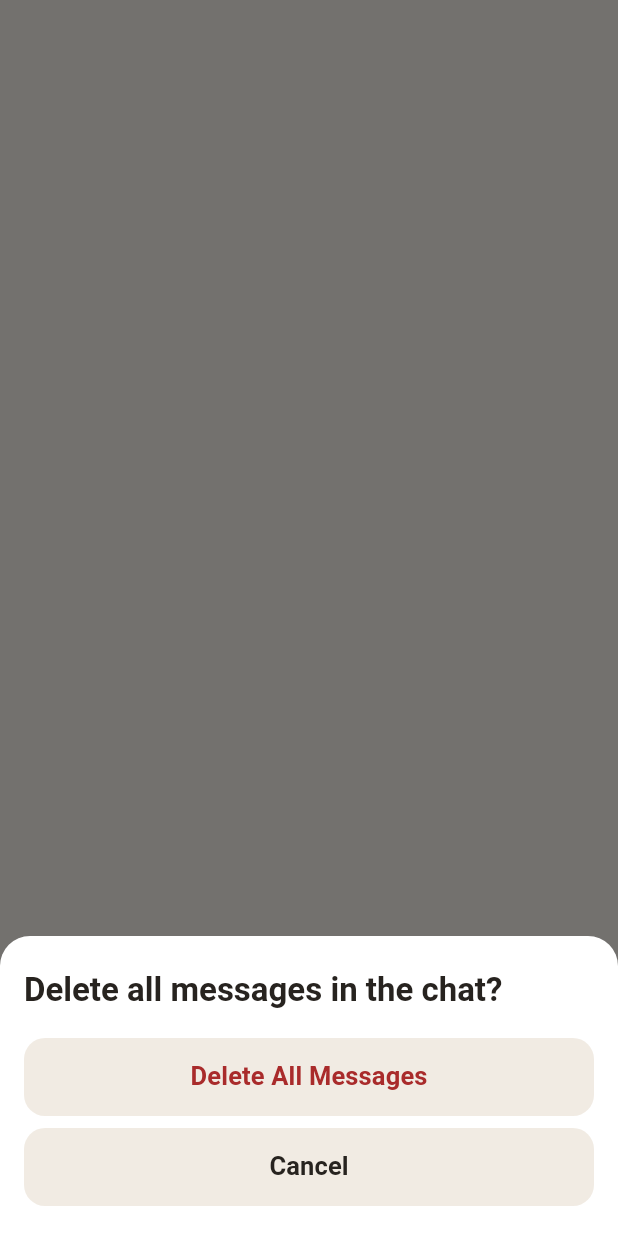
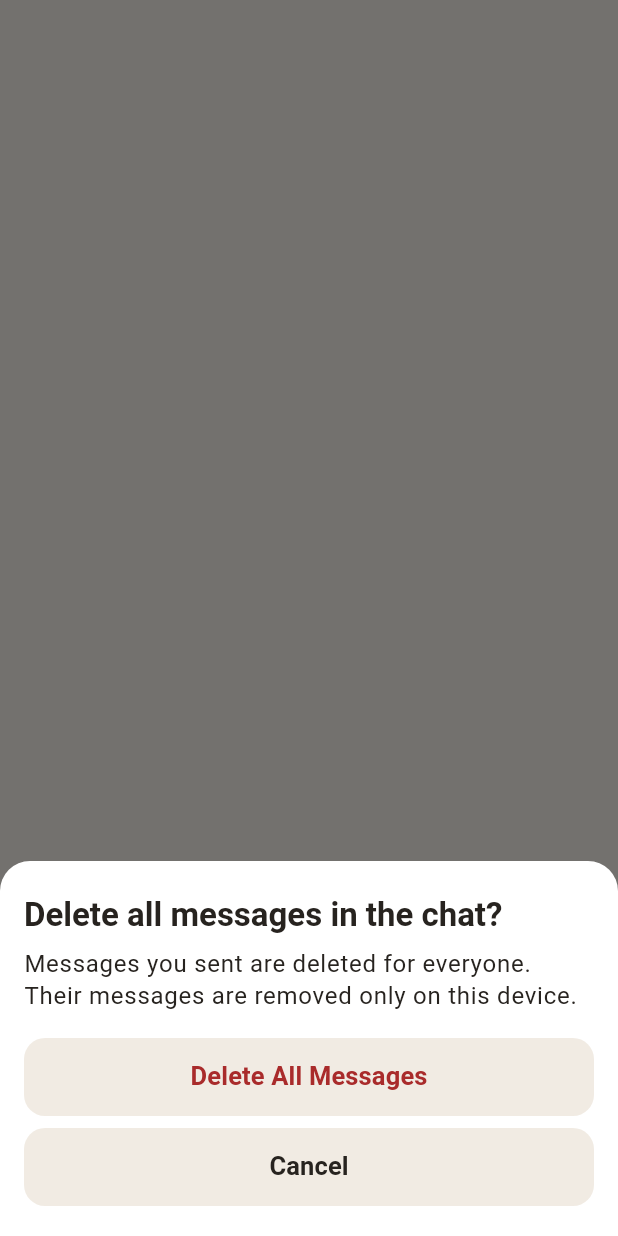
Before and after one commit to fireplacechat/mobile, a Flutter app: what showDeleteAllMessagesSheet() shows on an empty page, opened directly, on a phone screen of 412 x 824 dp. Run offline on Flutter 3.47's test engine with Material 3 defaults, Android fonts, the phone set to English and light mode, and no system bars; our stand-ins replace cloud_firestore, firebase_auth, firebase_core, firebase_messaging, flutter_riverpod, flutter_secure_storage and 1 more; missing offline and left inert: cryptography, firebase_app_check, mobile_scanner, pqcrypto; accounts and stored records are empty; statements that could not run were skipped.

Commit message:
Delete messages you sent when Delete All is used
Delete All cleared the chat on this device only, so the other person
kept every message. Messages you sent are now deleted for everyone.
Messages they sent stay on their devices.

Assisted-by: Grok

```diff
--- a/docs/reviews/signal-message-actions/render-sha256.csv
+++ b/docs/reviews/signal-message-actions/render-sha256.csv
@@ -1,7 +1,7 @@
 "Name","Hash"
 "dark-forward-message.png","E933F65115E6533BD383D53D67D57A8F9EE4E77838DF07E98025E5612924BAE3"
 "dark-message-actions-incoming.png","5AFED688CBAA78B1920FA28A850C23524125DBD1A6A2035B679863EB6A4E75F4"
-"dark-message-delete-all.png","E03E92A41FAECD3D314AF5757E56CD701EE08EE7478AECA228FE1FA69B7CBEB1"
+"dark-message-delete-all.png","A23EDF08FCA5D06D496E87C242D34D46F664ABE87840AA5BED50B1F3E8654524"
 "dark-message-delete-for-me.png","B3B60F9ED413A7A1E158F346851DC9D92FD17D0721E4ACA0CF04BB5BA56CD421"
 "dark-message-info.png","37C827765F2D061BC2416A2AB719B9BDD2FEC6AC3CCED85DC3B5E18B71E3CBBC"
 "dark-messages-delete-confirmation.png","E944C3DD00623E5CA9AC51C3AB6E238EBED713B5CC7008853F97E0B8BA73D03C"
--- a/lib/src/view/chat/message_delete_sheet.dart
+++ b/lib/src/view/chat/message_delete_sheet.dart
@@ -1,4 +1,5 @@
 import 'package:flutter/material.dart';
+import 'package:flutter/rendering.dart';
 import 'package:fireplace/src/styles/design_tokens.dart';
 
 enum MessageDeleteChoice { me, everyone }
@@ -40,12 +41,13 @@ Future<MessageDeleteChoice?> showMessageDeleteSheet(
   );
 }
 
-/// "Delete All" in selection. Removes the conversation's messages on this
-/// device. It does not ask anyone else's device to delete them.
+/// "Delete All" in selection. Messages you sent are deleted for everyone.
+/// Messages the other person sent are removed on this device only.
 Future<bool> showDeleteAllMessagesSheet(BuildContext context) async {
   final choice = await showFireplaceActionSheet<bool>(
     context,
     title: 'Delete all messages in the chat?',
+    message: 'Messages you sent are deleted for everyone. Their messages are removed only on this device.',
     actions: const [
       FireplaceSheetAction(
         key: Key('confirmDeleteAllMessages'),
@@ -75,6 +77,7 @@ class FireplaceSheetAction<T> {
 Future<T?> showFireplaceActionSheet<T>(
   BuildContext context, {
   required String title,
+  String? message,
   required List<FireplaceSheetAction<T>> actions,
 }) {
   return showModalBottomSheet<T>(
@@ -87,25 +90,11 @@ Future<T?> showFireplaceActionSheet<T>(
       // The sheet sits on the bottom edge, including over an open keyboard,
       // unless this inset lifts it clear.
       final keyboard = MediaQuery.viewInsetsOf(ctx).bottom;
-      return Padding(
-        padding: EdgeInsets.only(top: 8, bottom: keyboard),
-        child: DecoratedBox(
-          decoration: BoxDecoration(
-            color: t.panel,
-            borderRadius: const BorderRadius.vertical(top: Radius.circular(20)),
-          ),
-          child: Padding(
-            padding: EdgeInsets.fromLTRB(16, 22, 16, 12 + bottom),
-            child: Column(
-              mainAxisSize: MainAxisSize.min,
-              crossAxisAlignment: CrossAxisAlignment.stretch,
-              children: [
-                Text(
-                  title,
-                  style: Theme.of(ctx).textTheme.titleLarge
-                      ?.copyWith(fontWeight: FontWeight.w600, height: 1.25),
-                ),
-                const SizedBox(height: 18),
+      // Large text can make the explanation taller than the space above the
+      // keyboard. That sheet keeps the actions on screen and scrolls the
+      // words. Sheets without a message stay a plain column.
+      final maxHeight = MediaQuery.sizeOf(ctx).height - keyboard - 8;
+      final buttons = <Widget>[
         for (final action in actions) ...[
           SizedBox(
             height: 52,
@@ -138,11 +127,119 @@ Future<T?> showFireplaceActionSheet<T>(
           ),
           const SizedBox(height: 8),
         ],
+      ];
+      final titleStyle = Theme.of(ctx).textTheme.titleLarge
+          ?.copyWith(fontWeight: FontWeight.w600, height: 1.25);
+      final sheetChild = message == null
+          ? Padding(
+              padding: EdgeInsets.fromLTRB(16, 22, 16, 12 + bottom),
+              child: Column(
+                mainAxisSize: MainAxisSize.min,
+                crossAxisAlignment: CrossAxisAlignment.stretch,
+                children: [
+                  Text(title, style: titleStyle),
+                  const SizedBox(height: 18),
+                  ...buttons,
                 ],
               ),
+            )
+          : ConstrainedBox(
+              constraints: BoxConstraints(maxHeight: maxHeight),
+              child: _PinnedActionSheet(
+                header: ListView(
+                  shrinkWrap: true,
+                  primary: false,
+                  padding: const EdgeInsets.fromLTRB(16, 22, 16, 0),
+                  physics: const ClampingScrollPhysics(),
+                  children: [
+                    Text(title, style: titleStyle),
+                    const SizedBox(height: 8),
+                    Text(
+                      message,
+                      style: Theme.of(ctx).textTheme.bodyLarge
+                          ?.copyWith(height: 1.3),
                     ),
+                  ],
+                ),
+                footer: Padding(
+                  padding: EdgeInsets.fromLTRB(16, 18, 16, 12 + bottom),
+                  child: Column(
+                    mainAxisSize: MainAxisSize.min,
+                    crossAxisAlignment: CrossAxisAlignment.stretch,
+                    children: buttons,
+                  ),
+                ),
+              ),
+            );
+      return Padding(
+        padding: EdgeInsets.only(top: 8, bottom: keyboard),
+        child: DecoratedBox(
+          decoration: BoxDecoration(
+            color: t.panel,
+            borderRadius: const BorderRadius.vertical(top: Radius.circular(20)),
+          ),
+          child: sheetChild,
         ),
       );
     },
   );
 }
+
+/// Keeps [footer] on screen. [header] scrolls once the two no longer fit.
+class _PinnedActionSheet extends MultiChildRenderObjectWidget {
+  _PinnedActionSheet({required Widget header, required Widget footer})
+    : super(children: [header, footer]);
+
+  @override
+  RenderObject createRenderObject(BuildContext context) {
+    return _RenderPinnedActionSheet();
+  }
+}
+
+class _SheetParentData extends ContainerBoxParentData<RenderBox> {}
+
+class _RenderPinnedActionSheet extends RenderBox
+    with
+        ContainerRenderObjectMixin<RenderBox, _SheetParentData>,
+        RenderBoxContainerDefaultsMixin<RenderBox, _SheetParentData> {
+  @override
+  void setupParentData(RenderBox child) {
+    if (child.parentData is! _SheetParentData) {
+      child.parentData = _SheetParentData();
+    }
+  }
+
+  @override
+  void performLayout() {
+    final header = firstChild!;
+    final footer = childAfter(header)!;
+    final width = constraints.maxWidth;
+    footer.layout(BoxConstraints(maxWidth: width), parentUsesSize: true);
+    header.layout(BoxConstraints(maxWidth: width), parentUsesSize: true);
+    final room = constraints.maxHeight - footer.size.height;
+    if (room.isFinite && header.size.height > room) {
+      header.layout(
+        BoxConstraints(maxWidth: width, maxHeight: room < 0 ? 0 : room),
+        parentUsesSize: true,
+      );
+    }
+    size = constraints.constrain(
+      Size(width, header.size.height + footer.size.height),
+    );
+    (header.parentData! as _SheetParentData).offset = Offset.zero;
+    (footer.parentData! as _SheetParentData).offset = Offset(
+      0,
+      header.size.height,
+    );
+  }
+
+  @override
+  void paint(PaintingContext context, Offset offset) {
+    defaultPaint(context, offset);
+  }
+
+  @override
+  bool hitTestChildren(BoxHitTestResult result, {required Offset position}) {
+    return defaultHitTestChildren(result, position: position);
+  }
+}
--- a/lib/src/view/chat/message_selection_surface.dart
+++ b/lib/src/view/chat/message_selection_surface.dart
@@ -99,7 +99,7 @@ class MessageSelectionSurface extends ConsumerWidget {
     }
     final removed = await ref
         .read(messageSelectionProvider(chatId).notifier)
-        .deleteAllLocal();
+        .deleteAll();
     if (!context.mounted ||
         !identical(ref.read(appSessionProvider).value, owner)) {
       return;
```
Also changed, not shown: lib/src/model/chat/message_selection.dart (+61 -11 lines), docs/reviews/signal-message-actions/dark-message-delete-all.png, 4 other files. Lines whose indentation alone changed are shown as unchanged.
